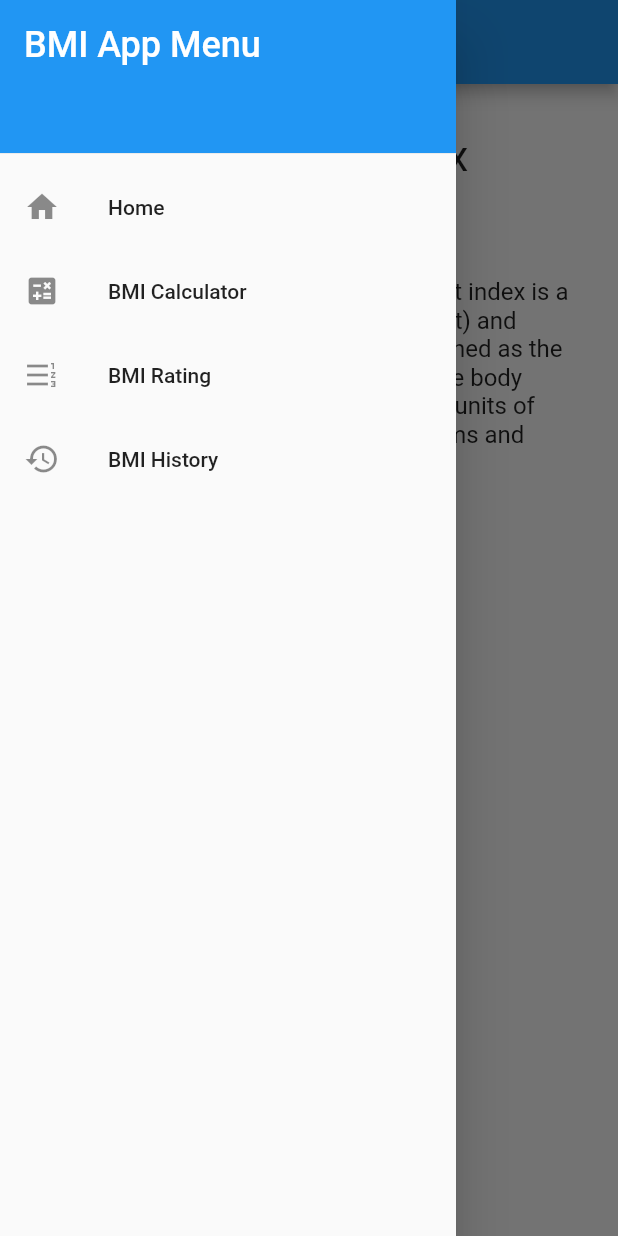
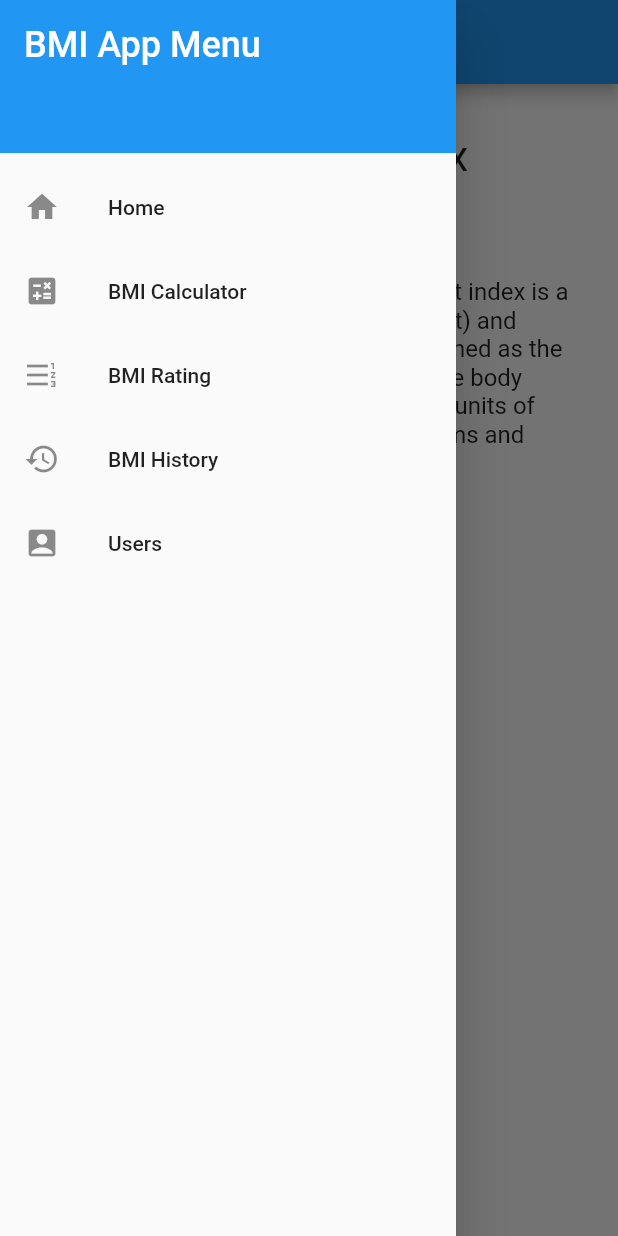
Before and after one commit to Igneele91/bmiV6-app, a Flutter app: the screen it shows after launch, in the side drawer, after a tap on "Open BMI Calculator", on a phone screen of 412 x 824 dp. Run offline on Flutter 3.47's test engine with Material 2 defaults, Android fonts, the phone set to English and light mode, and no system bars; our stand-ins replace sqflite; accounts and stored records are empty.

Commit message:
name and user file point 1

```diff
--- a/bmi_app_flutter-master/lib/layout/custom_drawer.dart
+++ b/bmi_app_flutter-master/lib/layout/custom_drawer.dart
@@ -4,6 +4,7 @@ import 'package:bmi_app_flutter/rating/bmi_rating_page.dart';
 import 'package:flutter/material.dart';
 
 import '../calculator/home_page.dart';
+import '../users/users.dart';
 
 class CustomDrawer extends StatelessWidget {
   const CustomDrawer({Key? key}) : super(key: key);
@@ -70,6 +71,17 @@ class CustomDrawer extends StatelessWidget {
               )
             },
           ),
+
+          ListTile(
+            leading: const Icon(Icons.account_box),
+            title: const Text('Users'),
+            onTap: () => {
+              Navigator.push(
+                context,
+                MaterialPageRoute(builder: (context) => Placeholder()),
+              )
+            },
+          ),
         ],
       ),
     );
```
Also changed, not shown: bmi_app_flutter-master/lib/users/users.dart (+20 -8 lines).
